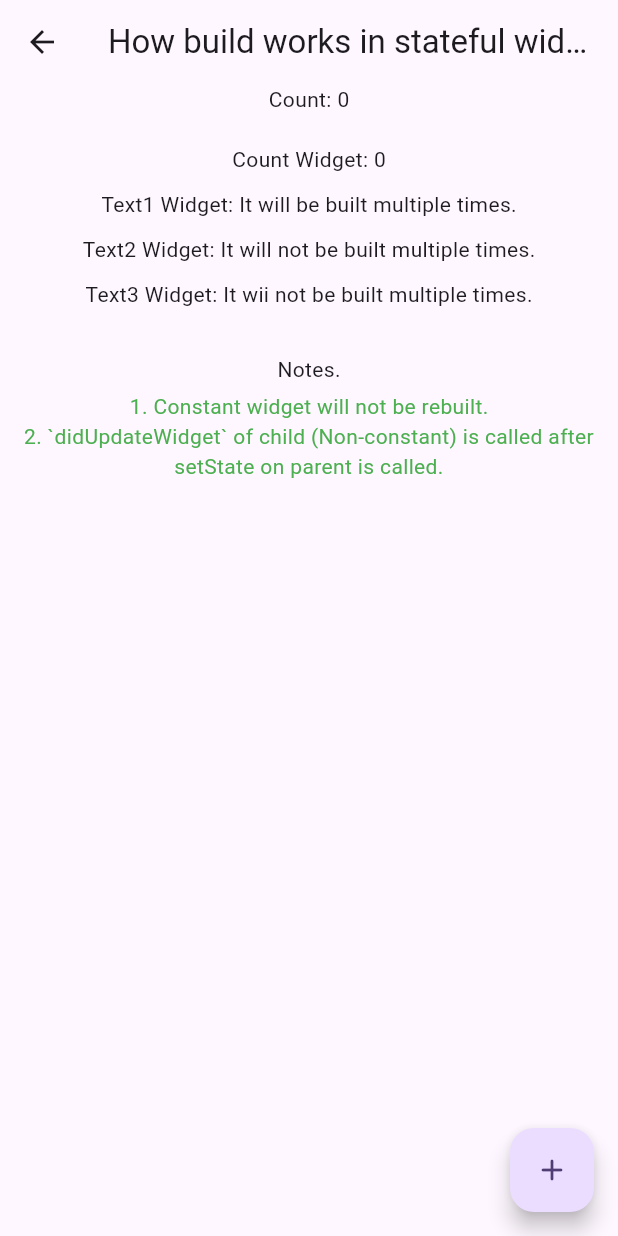
After one commit to gaurishankar007/Flutter-State-Management, a Flutter app: the screen it shows after launch, after a tap on "Stateful Widget Life Cycle", on a phone screen of 412 x 824 dp. The commit adds this screen. Run offline on Flutter 3.47's test engine with Material 3 defaults, Android fonts, the phone set to English and light mode, and no system bars; our stand-ins replace flutter_bloc, flutter_hooks, flutter_riverpod, go_router, rxdart.

Commit message:
feat: stateful widget life cycle

```diff
--- a/lib/routes/go_router.dart
+++ b/lib/routes/go_router.dart
@@ -4,7 +4,7 @@ import 'package:go_router/go_router.dart';
 import '../Inherited_model/pages/inherited_model_page.dart';
 import '../Inherited_widget/pages/inherited_widget_page.dart';
 import '../bloc/pages/bloc_page.dart';
-import '../build_mechanism/build_mechanism.dart';
+import '../stateful_widget/stateful_widget_life_cycle.dart';
 import '../hook_widget/hook_example1.dart';
 import '../hook_widget/hook_example2.dart';
 import '../hook_widget/hook_example3.dart';
@@ -74,16 +74,16 @@ GoRouter get goRouter {
 
       /// <====== State Management With In Built Flutter Methods And Functions ======>
       GoRoute(
-        path: "/buildMechanism/:title",
-        name: "buildMechanism",
+        path: "/statefulWidgetLifeCycle/:title",
+        name: "stateful widget life cycle",
         builder: (context, state) {
           final String title = state.pathParameters["title"] ?? "";
-          return BuildMechanism(title: title);
+          return StatefulWidgetLifeCycle(title: title);
         },
       ),
       GoRoute(
         path: "/inheritedWidget/:title",
-        name: "inheritedWidget",
+        name: "inherited widget",
         builder: (context, state) {
           final String title = state.pathParameters["title"] ?? "";
           return InheritedWidgetPage(title: title);
@@ -91,7 +91,7 @@ GoRouter get goRouter {
       ),
       GoRoute(
         path: "/inheritedModel/:title",
-        name: "inheritedModel",
+        name: "inherited model",
         builder: (context, state) {
           final String title = state.pathParameters["title"] ?? "";
           return InheritedModelPage(title: title);
@@ -99,7 +99,7 @@ GoRouter get goRouter {
       ),
       GoRoute(
         path: "/inheritedNotifier",
-        name: "inheritedNotifier",
+        name: "inherited notifier",
         builder: (context, state) {
           final String title = state.uri.queryParameters["title"] ?? "";
           return InheritedNotifierPage(title: title);
--- a/lib/screens/flutter_in_built.dart
+++ b/lib/screens/flutter_in_built.dart
@@ -17,10 +17,10 @@ class FlutterInBuilt extends StatelessWidget {
             /// Push or Push Named will push a location to the page stack
             ElevatedButton(
               onPressed: () {
-                String title = "How build works";
-                context.push("/buildMechanism/$title");
+                String title = "How build works in stateful widget";
+                context.push("/statefulWidgetLifeCycle/$title");
               },
-              child: const Text("Build Mechanism"),
+              child: const Text("Stateful Widget Life Cycle"),
             ),
             const SizedBox(height: 30),
 
@@ -36,7 +36,7 @@ class FlutterInBuilt extends StatelessWidget {
             ElevatedButton(
               onPressed: () {
                 String title = "Inherited Model With Change Notifier";
-                context.pushNamed("inheritedModel", pathParameters: {"title": title});
+                context.pushNamed("inherited model", pathParameters: {"title": title});
               },
               child: const Text("Inherited Model"),
             ),
@@ -44,7 +44,7 @@ class FlutterInBuilt extends StatelessWidget {
             ElevatedButton(
               onPressed: () {
                 String title = "Inherited Notifier With Change Notifier";
-                context.pushNamed("inheritedNotifier", queryParameters: {"title": title});
+                context.pushNamed("inherited notifier", queryParameters: {"title": title});
               },
               child: const Text("Inherited Notifier"),
             ),
--- /dev/null
+++ b/lib/stateful_widget/stateful_widget_life_cycle.dart
@@ -0,0 +1,167 @@
+import 'dart:developer';
+
+import 'package:flutter/material.dart';
+
+class StatefulWidgetLifeCycle extends StatefulWidget {
+  final String title;
+  const StatefulWidgetLifeCycle({super.key, required this.title});
+
+  @override
+  State<StatefulWidgetLifeCycle> createState() => _StatefulWidgetLifeCycleState();
+}
+
+class _StatefulWidgetLifeCycleState extends State<StatefulWidgetLifeCycle> {
+  int count = 0;
+  String title = "Text1 Widget: It will be built multiple times.";
+
+  @override
+  void initState() {
+    super.initState();
+    log("Main Page initState");
+  }
+
+  @override
+  void didChangeDependencies() {
+    super.didChangeDependencies();
+    log("Main Page didChangeDependencies");
+  }
+
+  @override
+  void deactivate() {
+    log("Main Page deactivate");
+    super.deactivate();
+  }
+
+  @override
+  void dispose() {
+    log("Main Page dispose");
+    super.dispose();
+  }
+
+  @override
+  Widget build(BuildContext context) {
+    MediaQuery.of(context);
+    log("Main Page Rebuilt");
+
+    return Scaffold(
+      appBar: AppBar(title: Text(widget.title)),
+      body: SafeArea(
+        child: Column(
+          children: [
+            Text("Count: ${count.toString()}"),
+            const SizedBox(height: 20, width: double.maxFinite),
+
+            // Separate Widgets
+            Count(count: count),
+            const SizedBox(height: 10),
+            Text1(title: title),
+            const SizedBox(height: 10),
+            const Text2(text2Title: "Text2 Widget: It will not be built multiple times."),
+            const SizedBox(height: 10),
+            const Text3(),
+            // End of New Widgets
+
+            const SizedBox(height: 30),
+            const Text("Notes."),
+            const SizedBox(height: 5),
+            const Text(
+              "1. Constant widget will not be rebuilt.",
+              style: TextStyle(color: Colors.green),
+            ),
+            const Text(
+              "2. `didUpdateWidget` of child (Non-constant) is called after setState on parent is called.",
+              textAlign: TextAlign.center,
+              style: TextStyle(color: Colors.green),
+            )
+          ],
+        ),
+      ),
+      floatingActionButton: FloatingActionButton(
+        onPressed: () => setState(() => count++),
+        child: const Icon(Icons.add_rounded),
+      ),
+    );
+  }
+}
+
+class Count extends StatefulWidget {
+  final int count;
+  const Count({super.key, required this.count});
+
+  @override
+  State<Count> createState() => _CountState();
+}
+
+class _CountState extends State<Count> {
+  @override
+  void didUpdateWidget(covariant Count oldWidget) {
+    if (oldWidget.count != widget.count) {
+      log("didUpdateWidget on Count due to count change.");
+    }
+    super.didUpdateWidget(oldWidget);
+  }
+
+  @override
+  Widget build(BuildContext context) {
+    log("Count Rebuilt");
+
+    return Text("Count Widget: ${widget.count.toString()}");
+  }
+}
+
+class Text1 extends StatefulWidget {
+  final String title;
+  const Text1({super.key, required this.title});
+
+  @override
+  State<Text1> createState() => _Text1State();
+}
+
+class _Text1State extends State<Text1> {
+  @override
+  void didUpdateWidget(covariant Text1 oldWidget) {
+    log("didUpdateWidget on Text1 deu to reassign of title.");
+    super.didUpdateWidget(oldWidget);
+  }
+
+  @override
+  Widget build(BuildContext context) {
+    log("Text1 Rebuilt");
+
+    return Text(widget.title);
+  }
+}
+
+class Text2 extends StatefulWidget {
+  final String text2Title;
+  const Text2({super.key, required this.text2Title});
+
+  @override
+  State<Text2> createState() => _Text2State();
+}
+
+class _Text2State extends State<Text2> {
+  @override
+  void didUpdateWidget(covariant Text2 oldWidget) {
+    log("didUpdateWidget on Text2.");
+    super.didUpdateWidget(oldWidget);
+  }
+
+  @override
+  Widget build(BuildContext context) {
+    log("Text2 Rebuilt");
+
+    return Text(widget.text2Title);
+  }
+}
+
+class Text3 extends StatelessWidget {
+  const Text3({super.key});
+
+  @override
+  Widget build(BuildContext context) {
+    log("Text3 Rebuilt");
+
+    return const Text("Text3 Widget: It wii not be built multiple times.");
+  }
+}
```
Also changed, not shown: lib/build_mechanism/build_mechanism.dart (deleted, +0 -93 lines), 1 other file.
